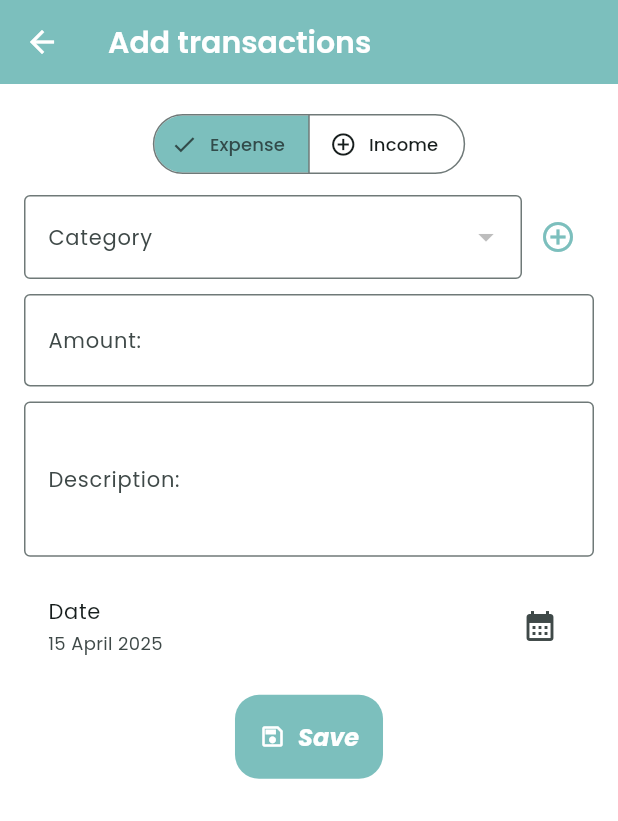
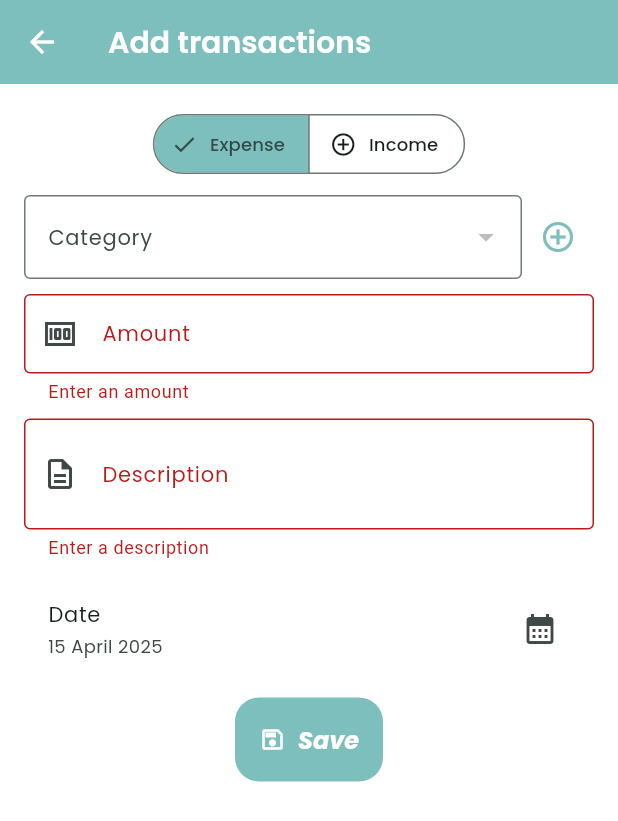
Before and after one commit to Yido1007/trackwallet, a Flutter app: the TransactionScreen screen opened by its route, after a tap on "Save", on a phone screen of 412 x 824 dp. Shown: the top 821 px of the screen. Run offline on Flutter 3.47's test engine with Material 3 defaults, Android fonts, the phone set to English and light mode, and no system bars; our stand-ins replace animated_bottom_navigation_bar, dio, gap, get, google_fonts, google_sign_in and 1 more; accounts and stored records are empty; network calls fail.

Commit message:
Added income and expense transactions

```diff
--- a/lib/model/category.dart
+++ b/lib/model/category.dart
@@ -1,22 +1,22 @@
 class AppCategory {
-  String id;
-  String name;
-  String type;
-  String icon;
-  bool isSystem;
-  dynamic userId;
-  DateTime createdAt;
-  DateTime updatedAt;
+  final String? id;
+  final String? name;
+  final String? type;
+  final String? icon;
+  final bool? isSystem;
+  final dynamic userId;
+  final DateTime? createdAt;
+  final DateTime? updatedAt;
 
   AppCategory({
-    required this.id,
-    required this.name,
-    required this.type,
-    required this.icon,
-    required this.isSystem,
-    required this.userId,
-    required this.createdAt,
-    required this.updatedAt,
+    this.id,
+    this.name,
+    this.type,
+    this.icon,
+    this.isSystem,
+    this.userId,
+    this.createdAt,
+    this.updatedAt,
   });
 
   factory AppCategory.fromJson(Map<String, dynamic> json) => AppCategory(
@@ -26,8 +26,10 @@ class AppCategory {
     icon: json["icon"],
     isSystem: json["is_system"],
     userId: json["user_id"],
-    createdAt: DateTime.parse(json["createdAt"]),
-    updatedAt: DateTime.parse(json["updatedAt"]),
+    createdAt:
+        json["createdAt"] == null ? null : DateTime.parse(json["createdAt"]),
+    updatedAt:
+        json["updatedAt"] == null ? null : DateTime.parse(json["updatedAt"]),
   );
 
   Map<String, dynamic> toJson() => {
@@ -37,7 +39,7 @@ class AppCategory {
     "icon": icon,
     "is_system": isSystem,
     "user_id": userId,
-    "createdAt": createdAt.toIso8601String(),
-    "updatedAt": updatedAt.toIso8601String(),
+    "createdAt": createdAt?.toIso8601String(),
+    "updatedAt": updatedAt?.toIso8601String(),
   };
 }
--- /dev/null
+++ b/lib/model/transaction_parameters.dart
@@ -0,0 +1,40 @@
+class Transaction {
+  final String? id;
+  final double? amount;
+  final String? type;
+  final String? description;
+  final DateTime? date;
+  final String? categoryId;
+  final String? userId;
+
+  Transaction({
+    this.id,
+    this.amount,
+    this.type,
+    this.description,
+    this.date,
+    this.categoryId,
+    this.userId,
+  });
+
+  factory Transaction.fromJson(Map<String, dynamic> json) => Transaction(
+    id: json["id"],
+    amount: json["amount"],
+    type: json["type"],
+    description: json["description"],
+    date: json["date"] == null ? null : DateTime.parse(json["date"]),
+    categoryId: json["category_id"],
+    userId: json["user_id"],
+  );
+
+  Map<String, dynamic> toJson() => {
+    "id": id,
+    "amount": amount,
+    "type": type,
+    "description": description,
+    "date":
+        "${date!.year.toString().padLeft(4, '0')}-${date!.month.toString().padLeft(2, '0')}-${date!.day.toString().padLeft(2, '0')}",
+    "category_id": categoryId,
+    "user_id": userId,
+  };
+}
--- a/lib/module/controller/splash.dart
+++ b/lib/module/controller/splash.dart
@@ -14,8 +14,8 @@ class SplashController extends BaseController {
   }
 
   Future<void> waitForServices() async {
-    while (!Get.isRegistered<Storage>() &&
-        !Get.isRegistered<ApiService>() &&
+    while (!Get.isRegistered<Storage>() ||
+        !Get.isRegistered<ApiService>() ||
         !Get.isRegistered<Auth>()) {
       await Future.delayed(Duration(seconds: 1));
     }
--- a/lib/module/controller/transaction.dart
+++ b/lib/module/controller/transaction.dart
@@ -1,6 +1,7 @@
 import 'package:flutter/cupertino.dart';
 import 'package:get/get.dart';
 import 'package:trackwallet/model/category.dart';
+import 'package:trackwallet/model/transaction_parameters.dart';
 import 'package:trackwallet/module/controller/base.dart';
 import 'package:trackwallet/repos/category.dart';
 import 'package:trackwallet/repos/transaction.dart';
@@ -27,8 +28,31 @@ class TransactionController extends BaseController {
     });
   }
 
-  Future addTranaction() {
-
+  Future addTransaction() async {
+    try {
+      setLoading(true);
+      if (!formKey.currentState!.validate()) return null;
+      final transaction = Transaction(
+        id: "",
+        amount: amount.value,
+        description: description.value,
+        type: transactionType.value,
+        date: date.value,
+        categoryId: selectedCategoryID.value,
+        userId: "",
+      );
+      var result = await _transactionRepos.addTransaction(transaction);
+      if (result != null) {
+        Get.back();
+        showSuccessSnackbar(message: "Transaction created");
+        clearForm();
+      }
+    } catch (e) {
+      showErrorSnackbar(message: "An Error occured while adding transaction");
+      print(e);
+    } finally {
+      setLoading(false);
+    }
   }
 
   Future<void> loadCategories() async {
@@ -50,9 +74,17 @@ class TransactionController extends BaseController {
             .where((category) => category.type == transactionType.value)
             .toList();
     if (filteredCategories.isNotEmpty) {
-      selectedCategoryID.value = filteredCategories.first.id;
+      selectedCategoryID.value = filteredCategories.first.id!;
     } else {
       selectedCategoryID.value = "";
     }
   }
+
+  void clearForm() {
+    amount.value = 0.0;
+    description.value = "";
+    date.value = DateTime.now();
+    transactionType.value = "expense";
+    selectedCategoryID.value = "";
+  }
 }
--- a/lib/repos/transaction.dart
+++ b/lib/repos/transaction.dart
@@ -1,6 +1,8 @@
 import 'package:get/get.dart';
 import 'package:trackwallet/model/transaction.dart';
 import 'package:trackwallet/service/api.dart';
+
+import '../model/transaction_parameters.dart';
 
 class TransactionRepos extends GetxService {
   late final ApiService _apiService;
@@ -21,7 +23,7 @@ class TransactionRepos extends GetxService {
     throw Exception("An error occurred while fetching transaction");
   }
 
-  Future<AppTransaction> addTransaction(AppTransaction transaction) async {
+  Future<AppTransaction> addTransaction(Transaction transaction) async {
     final response = await _apiService.post(
       ApiConstant.transactions,
       data: transaction.toJson(),
--- a/lib/widget/transaction/amount.dart
+++ b/lib/widget/transaction/amount.dart
@@ -9,9 +9,9 @@ class AmountArea extends GetView<TransactionController> {
   Widget build(BuildContext context) {
     return TextFormField(
       decoration: InputDecoration(
-        label: Text("Amount: "),
+        labelText: 'Amount',
         border: OutlineInputBorder(),
-        prefix: Icon(Icons.money_outlined),
+        prefixIcon: Icon(Icons.money_outlined),
       ),
       keyboardType: TextInputType.numberWithOptions(decimal: true),
       onChanged: (value) {
@@ -20,7 +20,7 @@ class AmountArea extends GetView<TransactionController> {
       },
       validator: (value) {
         if (value == null || value.isEmpty) {
-          return "Enter Amount";
+          return "Enter an amount";
         }
         final amount = double.tryParse(value);
         if (amount == null || amount <= 0) {
--- a/lib/widget/transaction/category_dropdown.dart
+++ b/lib/widget/transaction/category_dropdown.dart
@@ -30,13 +30,13 @@ class CategoryDropDown extends GetView<TransactionController> {
                       children: [
                         Icon(
                           getCategoryIcon(
-                            iconName: category.icon,
-                            isSystem: category.isSystem,
-                            type: category.type,
+                            iconName: category.icon!,
+                            isSystem: category.isSystem!,
+                            type: category.type!,
                           ),
                         ),
                         Gap(8),
-                        Text(category.name),
+                        Text(category.name!),
                       ],
                     ),
                   ),
--- a/lib/widget/transaction/description.dart
+++ b/lib/widget/transaction/description.dart
@@ -9,11 +9,11 @@ class DescriptionArea extends GetView<TransactionController> {
   Widget build(BuildContext context) {
     return TextFormField(
       decoration: InputDecoration(
-        label: Text("Description: "),
+        labelText: 'Description',
         border: OutlineInputBorder(),
-        prefix: Icon(Icons.description_outlined),
+        prefixIcon: Icon(Icons.description_outlined),
       ),
-      maxLines: 3,
+      maxLines: 2,
       onChanged: (value) {
         controller.description.value = value;
       },
@@ -21,6 +21,7 @@ class DescriptionArea extends GetView<TransactionController> {
         if (value == null || value.isEmpty) {
           return "Enter a description";
         }
+
         return null;
       },
     );
--- a/lib/widget/transaction/save.dart
+++ b/lib/widget/transaction/save.dart
@@ -10,7 +10,7 @@ class SaveButton extends GetView<TransactionController> {
   Widget build(BuildContext context) {
     return ElevatedButton.icon(
       onPressed: () async {
-        await controller.addTranaction();
+        await controller.addTransaction();
       },
       label: Text(
         "Save",
```
Also changed, not shown: lib/model/transaction.dart (+37 -26 lines).
